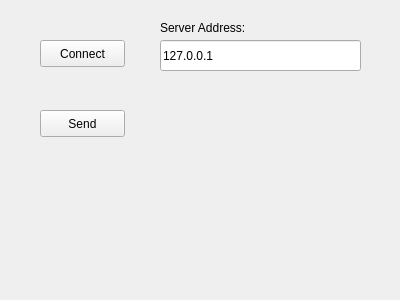
Above: imageClient/imageclient.ui from tsuibin/coderesearch before the change. Below: the same form after it.
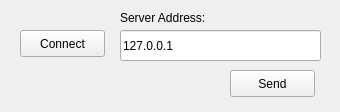
That is the form after the change.

```diff
--- a/imageClient/imageclient.ui
+++ b/imageClient/imageclient.ui
@@ -6,8 +6,8 @@
    <rect>
     <x>0</x>
     <y>0</y>
-    <width>400</width>
-    <height>300</height>
+    <width>340</width>
+    <height>112</height>
    </rect>
   </property>
   <property name="windowTitle">
@@ -16,8 +16,8 @@
   <widget class="QPushButton" name="pushButton">
    <property name="geometry">
     <rect>
-     <x>40</x>
-     <y>40</y>
+     <x>20</x>
+     <y>30</y>
      <width>85</width>
      <height>27</height>
     </rect>
@@ -29,8 +29,8 @@
   <widget class="QPushButton" name="pushButton_2">
    <property name="geometry">
     <rect>
-     <x>40</x>
-     <y>110</y>
+     <x>230</x>
+     <y>70</y>
      <width>85</width>
      <height>27</height>
     </rect>
@@ -42,8 +42,8 @@
   <widget class="QLineEdit" name="lineEdit">
    <property name="geometry">
     <rect>
-     <x>160</x>
-     <y>40</y>
+     <x>120</x>
+     <y>30</y>
      <width>201</width>
      <height>31</height>
     </rect>
@@ -55,8 +55,8 @@
   <widget class="QLabel" name="label">
    <property name="geometry">
     <rect>
-     <x>160</x>
-     <y>20</y>
+     <x>120</x>
+     <y>10</y>
      <width>101</width>
      <height>16</height>
     </rect>
```
